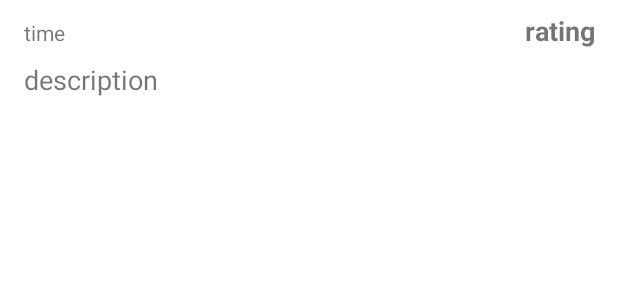
After one commit to CesPaul/LSPM, an Android app: the layout quote_parsing_row.xml on its own in the app's theme, with its tools: preview values and no code run, on a phone screen of 412 x 824 dp. The commit adds this screen. Shown: the top 300 px of the screen. Run offline under Robolectric (Android 15) with nearby library versions, the phone set to English and light mode, and no system bars; network calls fail.

Commit message:
Parsing: реализована загрузка списка данных с URL. Реализовано оповещение об ошибке загрузки. Убраны теги HTML из загружаемого текста. Создание БД перенесено в AppModule.kt.

```diff
--- a/app/src/main/AndroidManifest.xml
+++ b/app/src/main/AndroidManifest.xml
@@ -1,6 +1,8 @@
 <?xml version="1.0" encoding="utf-8"?>
 <manifest xmlns:android="http://schemas.android.com/apk/res/android"
     package="com.cespaul.lspm">
+
+    <uses-permission android:name="android.permission.INTERNET" />
 
     <uses-feature
         android:name="android.hardware.camera"
@@ -16,6 +18,7 @@
         android:label="@string/app_name"
         android:roundIcon="@mipmap/ic_launcher_round"
         android:supportsRtl="true"
+        android:usesCleartextTraffic="true"
         android:theme="@style/AppTheme">
         <activity
             android:name=".ui.SplashActivity"
--- a/app/src/main/java/com/cespaul/lspm/base/fragment/BaseFragmentPresenter.kt
+++ b/app/src/main/java/com/cespaul/lspm/base/fragment/BaseFragmentPresenter.kt
@@ -3,6 +3,7 @@ package com.cespaul.lspm.base.fragment
 import com.cespaul.lspm.App
 import com.cespaul.lspm.di.components.DaggerScreensComponent
 import com.cespaul.lspm.ui.pages.list.ListPresenter
+import com.cespaul.lspm.ui.pages.parsing.ParsingPresenter
 
 abstract class BaseFragmentPresenter<out V : BaseFragmentView>(protected val viewFragment: V) {
 
@@ -21,6 +22,7 @@ abstract class BaseFragmentPresenter<out V : BaseFragmentView>(protected val vie
     private fun inject() {
         when (this) {
             is ListPresenter -> screensComponent.inject(this)
+            is ParsingPresenter -> screensComponent.inject(this)
         }
     }
 }
--- a/app/src/main/java/com/cespaul/lspm/di/components/AppComponent.kt
+++ b/app/src/main/java/com/cespaul/lspm/di/components/AppComponent.kt
@@ -2,6 +2,7 @@ package com.cespaul.lspm.di.components
 
 import android.content.Context
 import com.cespaul.lspm.App
+import com.cespaul.lspm.data.database.AppDatabase
 import com.cespaul.lspm.di.modules.AppModule
 import dagger.Component
 import javax.inject.Scope
@@ -22,6 +23,8 @@ interface AppComponent {
 
     fun appContext(): Context
 
+    fun appDatabase(): AppDatabase
+
     @Component.Factory
     interface Factory {
         fun create(appModule: AppModule): AppComponent
--- /dev/null
+++ b/app/src/main/java/com/cespaul/lspm/utils/Constants.kt
@@ -0,0 +1,3 @@
+package com.cespaul.lspm.utils
+
+const val BASE_URL: String = "http://quotes.zennex.ru/api/v3/bash/"
--- /dev/null
+++ b/app/src/main/res/layout/quote_parsing_row.xml
@@ -0,0 +1,57 @@
+<?xml version="1.0" encoding="utf-8"?>
+<LinearLayout xmlns:android="http://schemas.android.com/apk/res/android"
+    xmlns:tools="http://schemas.android.com/tools"
+    android:id="@+id/row_parsing_quotes"
+    android:layout_width="match_parent"
+    android:layout_height="wrap_content"
+    android:layout_marginBottom="8dp"
+    android:gravity="center"
+    android:orientation="vertical"
+    android:paddingBottom="8dp">
+
+    <LinearLayout
+        android:layout_width="match_parent"
+        android:layout_height="wrap_content"
+        android:orientation="vertical"
+        android:paddingLeft="16dp"
+        android:paddingRight="16dp">
+
+        <LinearLayout
+            android:layout_width="match_parent"
+            android:layout_height="match_parent"
+            android:orientation="horizontal">
+
+            <TextView
+                android:id="@+id/time_quote"
+                android:layout_width="match_parent"
+                android:layout_height="wrap_content"
+                android:layout_marginTop="8dp"
+                android:layout_weight="0.5"
+                android:textSize="14sp"
+                android:visibility="visible"
+                tools:text="time" />
+
+            <TextView
+                android:id="@+id/rating_quote"
+                android:layout_width="match_parent"
+                android:layout_height="wrap_content"
+                android:layout_marginTop="8dp"
+                android:layout_weight="0.5"
+                android:gravity="right"
+                android:textSize="18sp"
+                android:textStyle="bold"
+                tools:text="rating" />
+        </LinearLayout>
+
+
+        <TextView
+            android:id="@+id/description_quote"
+            android:layout_width="match_parent"
+            android:layout_height="wrap_content"
+            android:layout_marginTop="8dp"
+            android:textSize="18sp"
+            tools:text="description" />
+
+    </LinearLayout>
+
+</LinearLayout>
--- a/app/src/main/res/values/strings.xml
+++ b/app/src/main/res/values/strings.xml
@@ -34,5 +34,8 @@
     <!-- region Parsing -->
     <string name="choose_image_button_text">Выбрать изображение</string>
     <string name="take_a_photo_button_text">Сделать фото</string>
+
+    <string name="error_load_quotes_message">Ошибка соединения</string>
+    <string name="request_to_repeat">Повторить</string>
     <!-- endregion -->
 </resources>
```
Also changed, not shown: app/src/main/java/com/cespaul/lspm/data/network/ParsingApi.kt (added, +10 -0 lines), app/src/main/java/com/cespaul/lspm/data/repository/ParsingRepository.kt (added, +17 -0 lines), app/src/main/java/com/cespaul/lspm/data/repository/ParsingRepositoryImpl.kt (added, +32 -0 lines), app/src/main/java/com/cespaul/lspm/di/components/ScreensComponent.kt (+7 -2 lines), app/src/main/java/com/cespaul/lspm/di/modules/AppModule.kt (+11 -0 lines), app/src/main/java/com/cespaul/lspm/di/modules/DaoModule.kt (renamed from app/src/main/java/com/cespaul/lspm/di/modules/RoomModule.kt, +1 -12 lines), app/src/main/java/com/cespaul/lspm/di/modules/NetworkModule.kt (added, +42 -0 lines), app/src/main/java/com/cespaul/lspm/model/Quote.kt (added, +16 -0 lines), app/src/main/java/com/cespaul/lspm/model/Quotes.kt (added, +11 -0 lines), app/src/main/java/com/cespaul/lspm/ui/pages/parsing/ParsingFragment.kt (+89 -0 lines), app/src/main/java/com/cespaul/lspm/ui/pages/parsing/ParsingPresenter.kt (+74 -2 lines), app/src/main/java/com/cespaul/lspm/ui/pages/parsing/ParsingRvAdapter.kt (added, +67 -0 lines), app/src/main/java/com/cespaul/lspm/ui/pages/parsing/ParsingView.kt (+15 -1 lines), app/src/main/res/layout/fragment_parsing.xml (+16 -0 lines).
